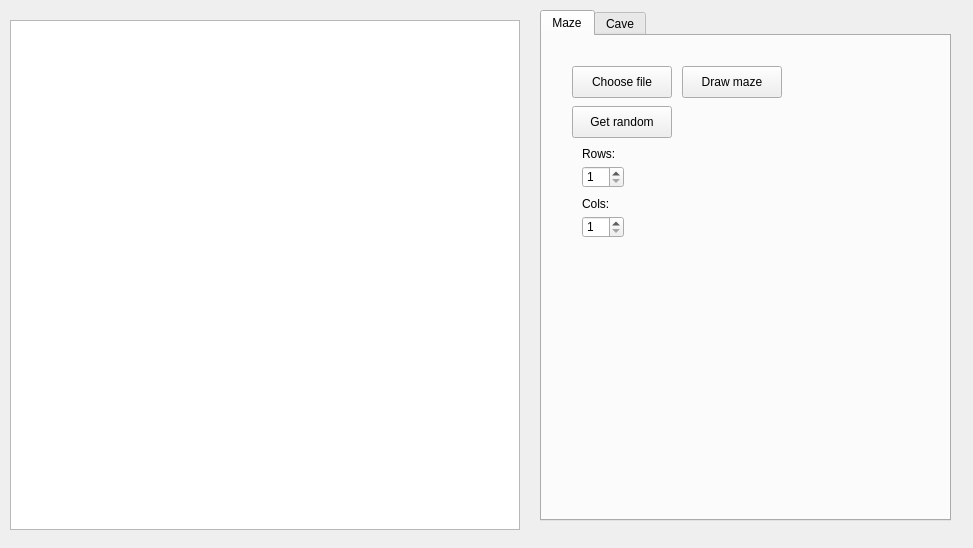
Above: src/view/Maze_and_Cave/view.ui from superhacker2002/maze before the change. Below: the same form after it.
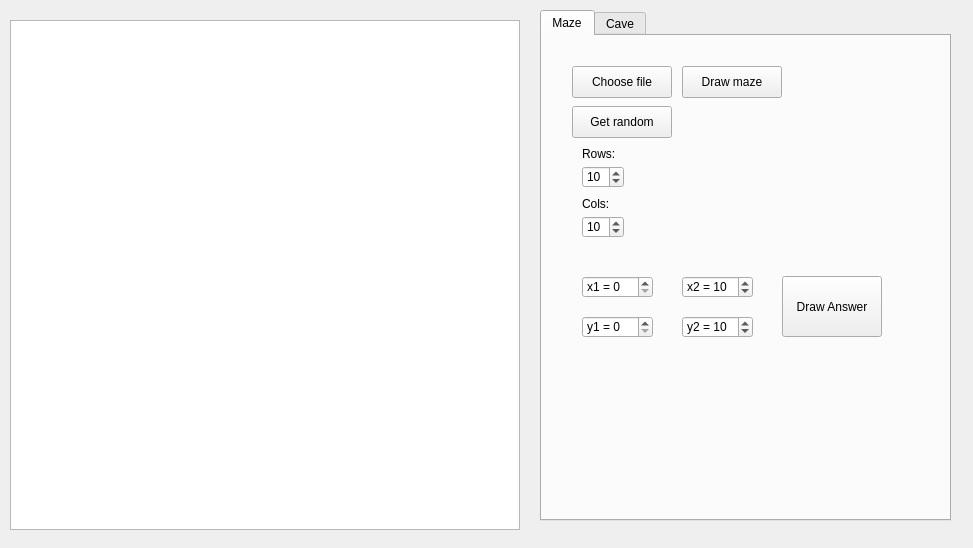
That is the form after the change.

Patch:
```diff
--- a/src/view/Maze_and_Cave/view.ui
+++ b/src/view/Maze_and_Cave/view.ui
@@ -84,6 +84,9 @@
       <property name="maximum">
        <number>100</number>
       </property>
+      <property name="value">
+       <number>10</number>
+      </property>
      </widget>
      <widget class="QSpinBox" name="maze_cols">
       <property name="geometry">
@@ -100,6 +103,9 @@
       <property name="maximum">
        <number>100</number>
       </property>
+      <property name="value">
+       <number>10</number>
+      </property>
      </widget>
      <widget class="QLabel" name="label">
       <property name="geometry">
@@ -127,6 +133,107 @@
        <string>Cols:</string>
       </property>
      </widget>
+     <widget class="QPushButton" name="draw_answer_button">
+      <property name="geometry">
+       <rect>
+        <x>240</x>
+        <y>240</y>
+        <width>100</width>
+        <height>61</height>
+       </rect>
+      </property>
+      <property name="text">
+       <string>Draw Answer</string>
+      </property>
+     </widget>
+     <widget class="QSpinBox" name="x1_spinbox">
+      <property name="geometry">
+       <rect>
+        <x>40</x>
+        <y>240</y>
+        <width>71</width>
+        <height>22</height>
+       </rect>
+      </property>
+      <property name="suffix">
+       <string/>
+      </property>
+      <property name="prefix">
+       <string>x1 = </string>
+      </property>
+      <property name="maximum">
+       <number>100</number>
+      </property>
+      <property name="value">
+       <number>0</number>
+      </property>
+     </widget>
+     <widget class="QSpinBox" name="y1_spinbox">
+      <property name="geometry">
+       <rect>
+        <x>40</x>
+        <y>280</y>
+        <width>71</width>
+        <height>22</height>
+       </rect>
+      </property>
+      <property name="suffix">
+       <string/>
+      </property>
+      <property name="prefix">
+       <string>y1 = </string>
+      </property>
+      <property name="maximum">
+       <number>100</number>
+      </property>
+      <property name="value">
+       <number>0</number>
+      </property>
+     </widget>
+     <widget class="QSpinBox" name="x2_spinbox">
+      <property name="geometry">
+       <rect>
+        <x>140</x>
+        <y>240</y>
+        <width>71</width>
+        <height>22</height>
+       </rect>
+      </property>
+      <property name="suffix">
+       <string/>
+      </property>
+      <property name="prefix">
+       <string>x2 = </string>
+      </property>
+      <property name="maximum">
+       <number>100</number>
+      </property>
+      <property name="value">
+       <number>10</number>
+      </property>
+     </widget>
+     <widget class="QSpinBox" name="y2_spinbox">
+      <property name="geometry">
+       <rect>
+        <x>140</x>
+        <y>280</y>
+        <width>71</width>
+        <height>22</height>
+       </rect>
+      </property>
+      <property name="suffix">
+       <string/>
+      </property>
+      <property name="prefix">
+       <string>y2 = </string>
+      </property>
+      <property name="maximum">
+       <number>100</number>
+      </property>
+      <property name="value">
+       <number>10</number>
+      </property>
+     </widget>
     </widget>
     <widget class="QWidget" name="cave_tab">
      <attribute name="title">
```
